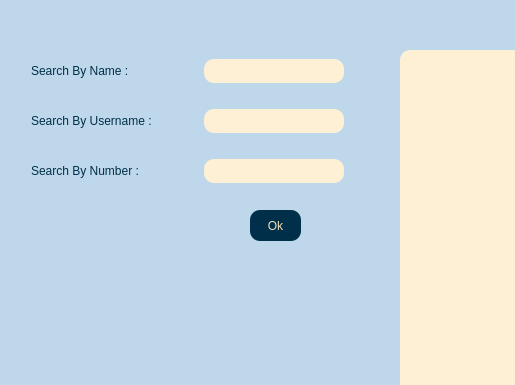
Qt form client/search.ui (AP-projects-4001/jan-ghahve) before a commit; both pictures show x 0 to 515 and y 0 to 385 of the 864 by 498 pixel window.
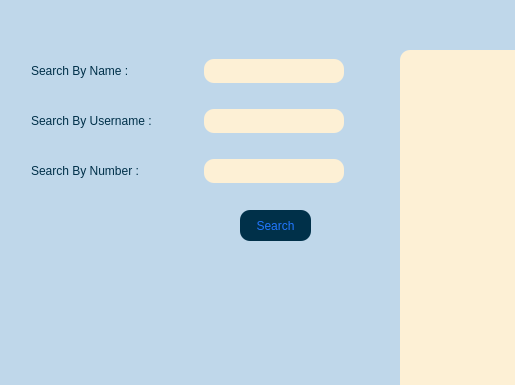
The same form after that commit.

```diff
--- a/client/search.ui
+++ b/client/search.ui
@@ -52,19 +52,19 @@
   <widget class="QPushButton" name="pbn_ok">
    <property name="geometry">
     <rect>
-     <x>250</x>
+     <x>240</x>
      <y>210</y>
-     <width>51</width>
+     <width>71</width>
      <height>31</height>
     </rect>
    </property>
    <property name="styleSheet">
     <string notr="true">background-color:rgb(0, 48, 73);
 border-radius: 10px;
-color:rgb(245, 223, 187);</string>
+color:rgb(34, 119, 255)</string>
    </property>
    <property name="text">
-    <string>Ok</string>
+    <string>Search</string>
    </property>
   </widget>
   <widget class="QLineEdit" name="led_name">
```
